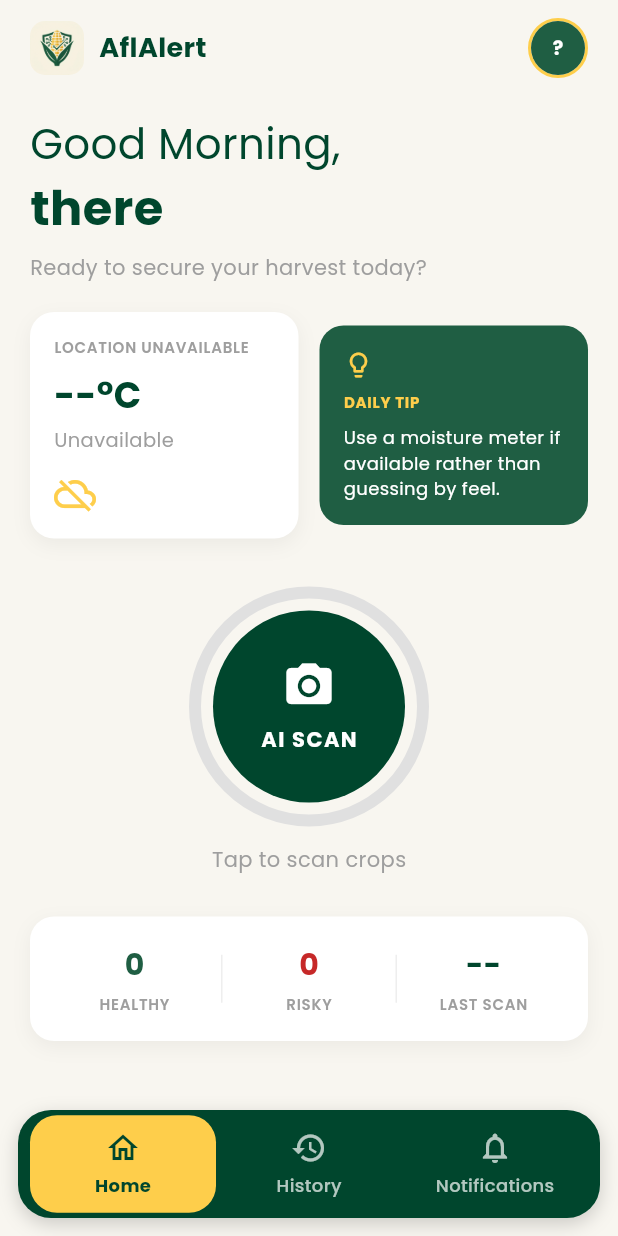
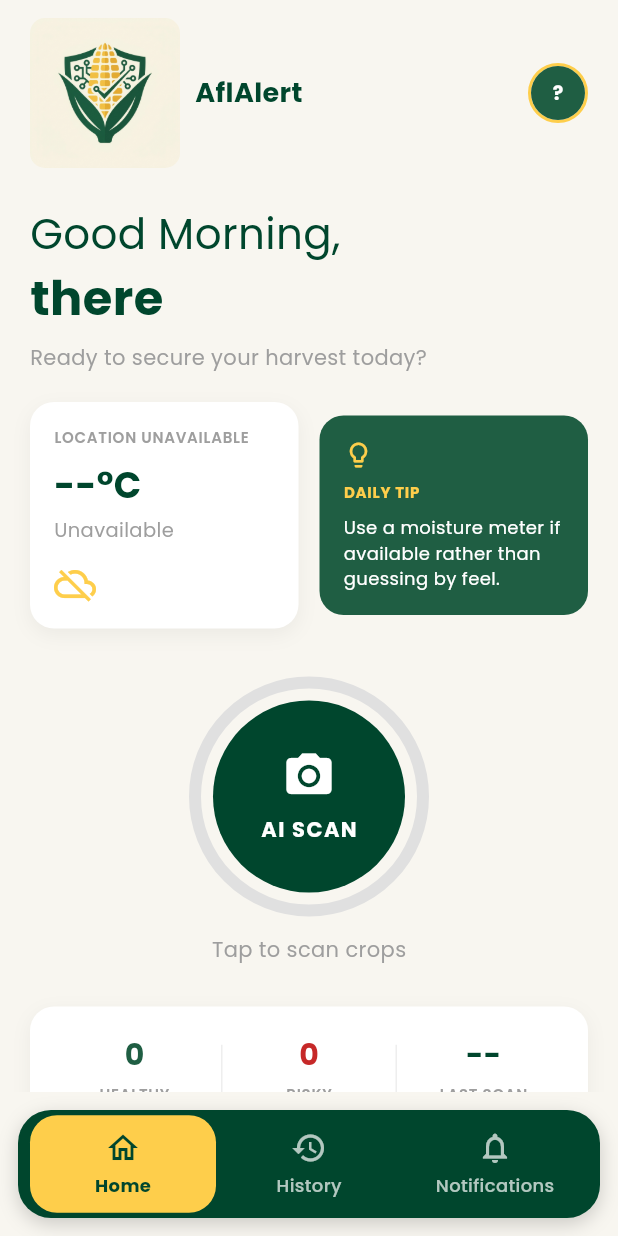
Before and after one commit to priscillanabachwa/AFLALERT, a Flutter app: the HomeScreen screen opened by its route, on a phone screen of 412 x 824 dp. Run offline on Flutter 3.47's test engine with Material 3 defaults, Android fonts, the light colour scheme and no system bars; our stand-ins replace camera, cloud_firestore, firebase_auth, firebase_core, firebase_storage, flutter_local_notifications and 7 more; missing offline and left inert: tflite_flutter; accounts and stored records are empty.

Commit message:
changed logo size

```diff
--- a/lib/screens/home_screen.dart
+++ b/lib/screens/home_screen.dart
@@ -208,8 +208,8 @@ class _HomeScreenState extends State<HomeScreen> {
           borderRadius: BorderRadius.circular(10),
           child: Image.asset(
             'lib/assets/images/aflalert_logo.png',
-            width: 36,
-            height: 36,
+            width: 100,
+            height: 100,
             fit: BoxFit.cover,
             errorBuilder: (context, error, stackTrace) => Container(
               padding: const EdgeInsets.all(8),
```
